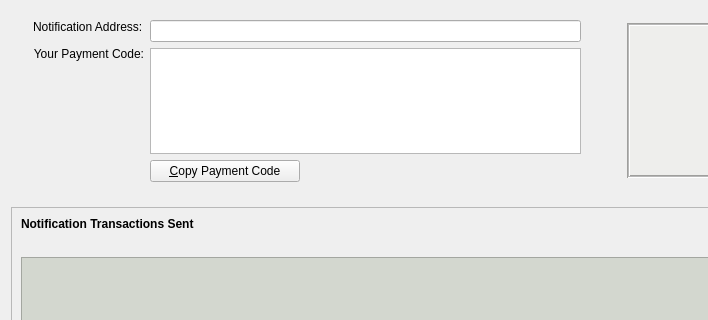
Old version of the form src/qt/forms/paymentcodepage.ui in the repository firoorg/firo; both pictures show x 0 to 708 and y 0 to 320 of the 842 by 599 pixel window.
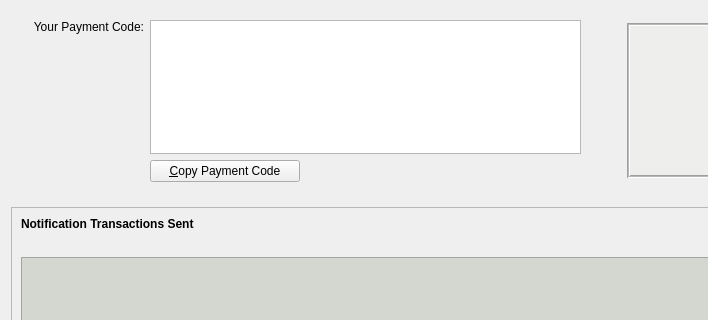
New version of the form. Icons and pictures are not drawn. Custom widgets are drawn as their Qt base class.

Commit message: getNotificationAddress rpc + ui update 1

```diff
--- a/src/qt/forms/paymentcodepage.ui
+++ b/src/qt/forms/paymentcodepage.ui
@@ -104,29 +104,6 @@
          <layout class="QHBoxLayout" name="horizontalLayout">
           <item>
            <layout class="QVBoxLayout" name="verticalLayout_22">
-            <item>
-             <widget class="QLabel" name="label">
-              <property name="text">
-               <string>Notification Address:</string>
-              </property>
-             </widget>
-            </item>
-            <item>
-             <spacer name="verticalSpacer_3">
-              <property name="orientation">
-               <enum>Qt::Vertical</enum>
-              </property>
-              <property name="sizeType">
-               <enum>QSizePolicy::Fixed</enum>
-              </property>
-              <property name="sizeHint" stdset="0">
-               <size>
-                <width>20</width>
-                <height>7</height>
-               </size>
-              </property>
-             </spacer>
-            </item>
             <item>
              <widget class="QLabel" name="label_2">
               <property name="toolTip">
@@ -160,9 +137,6 @@
           </item>
           <item>
            <layout class="QVBoxLayout" name="verticalLayout_11">
-            <item>
-             <widget class="QLineEdit" name="notificationAddressLabel"/>
-            </item>
             <item>
              <widget class="QTextEdit" name="paymentcodeLabel">
               <property name="toolTip">
```
The commit also changes 4 other files.
